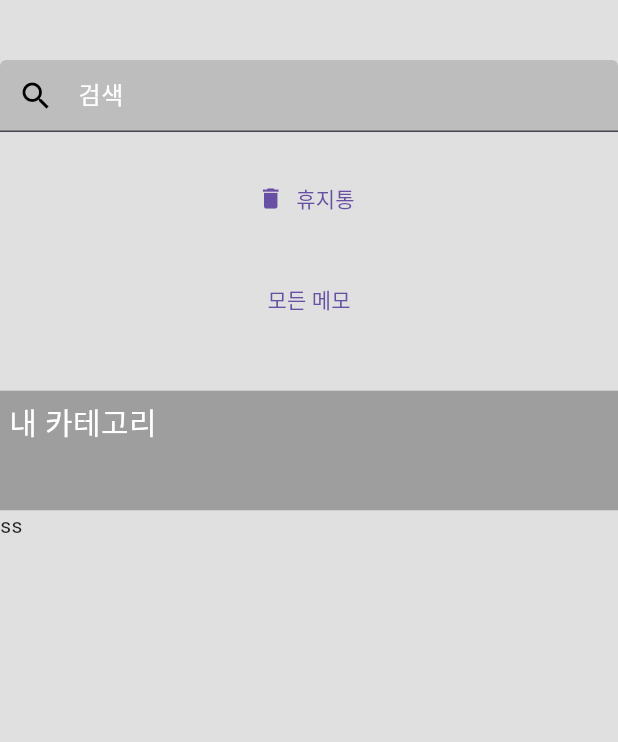
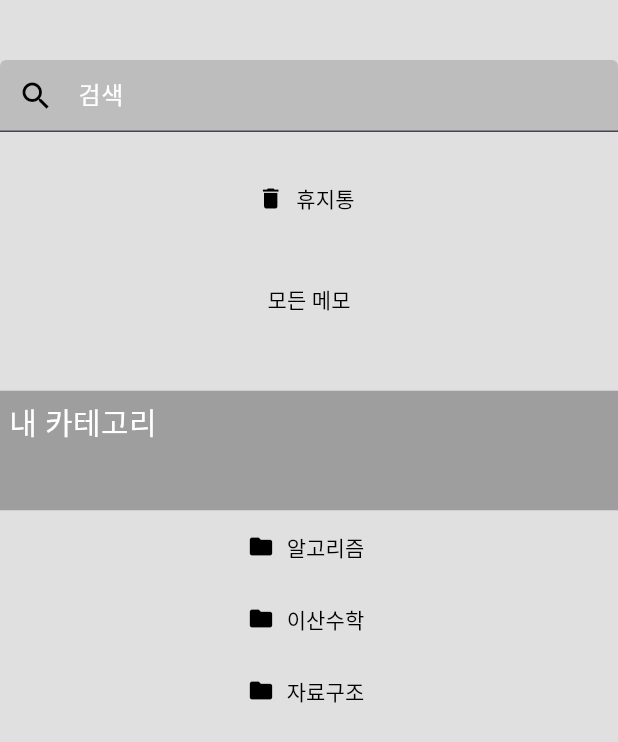
Before and after one commit to TUK-CE-capstone-2024-alwrite/flutter, a Flutter app: what leftPage() shows on an empty page, opened directly, on a phone screen of 412 x 824 dp. Shown: the top 742 px of the screen. Run offline on Flutter 3.47's test engine with Material 3 defaults, Android fonts, the phone set to English and light mode, and no system bars; our stand-ins replace easy_sidemenu, file_picker, get; missing offline and left inert: flutter_pdfview.

Commit message:
sidebar로 바꿈

```diff
--- a/lib/Controller/pdf_controller.dart
+++ b/lib/Controller/pdf_controller.dart
@@ -45,6 +45,6 @@ class PdfController extends GetxController {
         .where(
             (fileName) => fileName.toLowerCase().contains(search.toLowerCase()))
         .toList();
-    Get.forceAppUpdate(); // 검색 결과를 갱신하기 위해 화면을 강제로 갱신합니다.
+    Get.forceAppUpdate(); // 검색 결과를 갱신하기 위해 화면을 강제로 갱신.
   }
 }
--- a/lib/View/HomePage.dart
+++ b/lib/View/HomePage.dart
@@ -1,4 +1,6 @@
 import 'package:alwrite/View/left_page.dart';
+import 'package:alwrite/View/navi_drawer.dart';
+import 'package:easy_sidemenu/easy_sidemenu.dart';
 import 'package:flutter/material.dart';
 import 'right_page.dart';
 
@@ -6,10 +8,12 @@ class HomePage extends StatelessWidget {
   @override
   Widget build(BuildContext context) {
     return Scaffold(
+      drawer: navidrawer(),
+      appBar: AppBar(),
       body: Container(
         child: Row(
           children: [
-            Expanded(flex: 2, child: leftPage()), //leftPage
+            // Expanded(flex: 2, child: leftPage()), //leftPage
             Expanded(flex: 5, child: rightPage())
           ],
         ),
--- a/lib/View/left_page.dart
+++ b/lib/View/left_page.dart
@@ -40,8 +40,14 @@ class leftPage extends StatelessWidget {
                       onPressed: () {
                         Get.to(trashPage());
                       },
-                      icon: Icon(Icons.delete),
-                      label: Text("휴지통")),
+                      icon: Icon(
+                        Icons.delete,
+                        color: Colors.black,
+                      ),
+                      label: Text(
+                        "휴지통",
+                        style: TextStyle(color: Colors.black),
+                      )),
                   SizedBox(height: 20),
                   TextButton(
                       onPressed: () {
@@ -49,6 +55,7 @@ class leftPage extends StatelessWidget {
                       },
                       child: Text(
                         "모든 메모",
+                        style: TextStyle(color: Colors.black),
                       )),
                 ],
               ),
@@ -74,7 +81,44 @@ class leftPage extends StatelessWidget {
               child: Container(
                 color: Colors.grey[300],
                 child: ListView(
-                  children: [Text('ss')],
+                  children: [
+                    TextButton.icon(
+                        onPressed: () {
+                          Get.to(trashPage());
+                        },
+                        icon: Icon(
+                          Icons.folder,
+                          color: Colors.black,
+                        ),
+                        label: Text(
+                          "알고리즘",
+                          style: TextStyle(color: Colors.black),
+                        )),
+                    TextButton.icon(
+                        onPressed: () {
+                          Get.to(trashPage());
+                        },
+                        icon: Icon(
+                          Icons.folder,
+                          color: Colors.black,
+                        ),
+                        label: Text(
+                          "이산수학",
+                          style: TextStyle(color: Colors.black),
+                        )),
+                    TextButton.icon(
+                        onPressed: () {
+                          Get.to(trashPage());
+                        },
+                        icon: Icon(
+                          Icons.folder,
+                          color: Colors.black,
+                        ),
+                        label: Text(
+                          "자료구조",
+                          style: TextStyle(color: Colors.black),
+                        ))
+                  ],
                 ),
               ))
         ],
--- a/lib/View/trash_page.dart
+++ b/lib/View/trash_page.dart
@@ -1,3 +1,4 @@
+import 'package:alwrite/View/navi_drawer.dart';
 import 'package:flutter/material.dart';
 
 class trashPage extends StatelessWidget {
@@ -6,7 +7,8 @@ class trashPage extends StatelessWidget {
   @override
   Widget build(BuildContext context) {
     return Scaffold(
-      appBar: AppBar(title: Text('s')),
+      drawer: navidrawer(),
+      appBar: AppBar(),
     );
   }
 }
--- a/lib/main.dart
+++ b/lib/main.dart
@@ -11,6 +11,6 @@ class MyApp extends StatelessWidget {
 
   @override
   Widget build(BuildContext context) {
-    return GetMaterialApp(home: HomePage());
+    return GetMaterialApp(home: HomePage(), debugShowCheckedModeBanner: false);
   }
 }
```
Also changed, not shown: lib/View/navi_drawer.dart (added, +58 -0 lines), lib/View/right_page.dart (+66 -4 lines), pubspec.yaml (+4 -3 lines), assets/Logo1.jpg (added), assets/Logo2.jpg (added), pubspec.lock.
